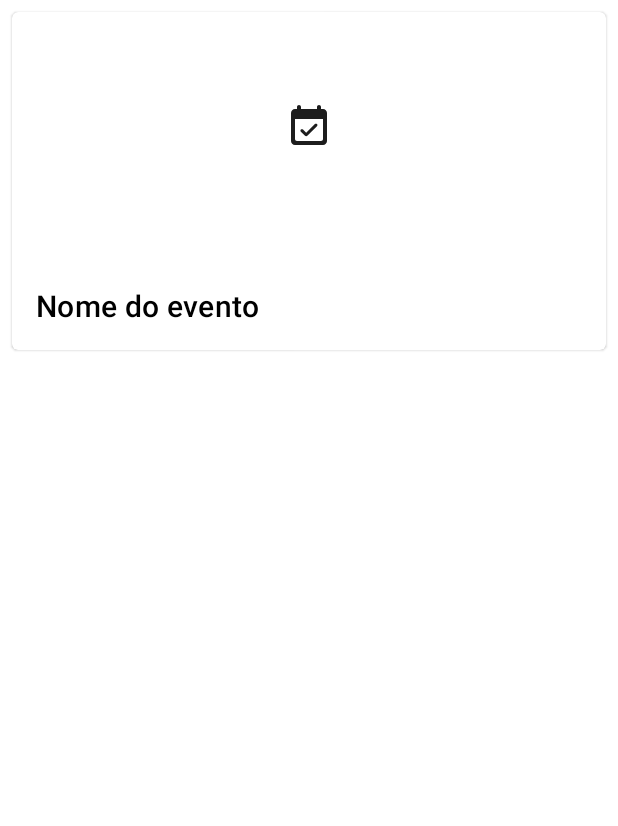
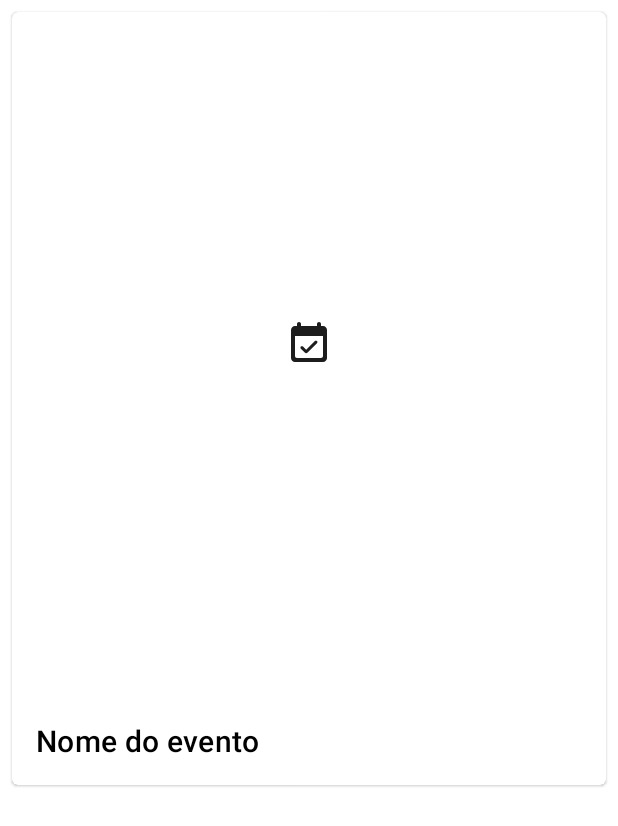
Before and after one commit to ysazaka/event-challenge, an Android app: the layout item_event_list.xml on its own in the app's theme, with its tools: preview values and no code run, on a phone screen of 412 x 824 dp. Shown: the top 826 px of the screen. Run offline under Robolectric (Android 15) with nearby library versions, the phone set to English and light mode, and no system bars.

Commit message:
Tratamento de métodos depreciados | Ajuste no tamanho da imagem da listagem de ventos | Removido dimens não mais utilizados | Melhoria no código

```diff
--- a/app/src/main/java/br/com/ysazaka/event_challenge/ui/activity/MainActivity.kt
+++ b/app/src/main/java/br/com/ysazaka/event_challenge/ui/activity/MainActivity.kt
@@ -32,8 +32,8 @@ class MainActivity : BaseActivity() {
     }
 
     private fun setupEventList(eventList: List<EventDto>) {
+        binding.rvEventList.adapter = EventListAdapter(eventList, this::onEventClicked)
         hideLoading()
-        binding.rvEventList.adapter = EventListAdapter(eventList, this::onEventClicked)
     }
 
     private fun onEventClicked(eventDto: EventDto) {
--- a/app/src/main/res/layout/item_event_list.xml
+++ b/app/src/main/res/layout/item_event_list.xml
@@ -15,9 +15,11 @@
         <ImageView
             android:id="@+id/ivEvent"
             android:layout_width="match_parent"
-            android:layout_height="@dimen/eventListImageHeight"
+            android:layout_height="wrap_content"
+            android:adjustViewBounds="true"
+            android:scaleType="centerInside"
             app:srcCompat="@drawable/ic_event"
-            android:scaleType="centerInside" />
+            />
 
         <LinearLayout
             android:layout_width="match_parent"
--- a/app/src/main/res/values/dimens.xml
+++ b/app/src/main/res/values/dimens.xml
@@ -1,16 +1,10 @@
 <?xml version="1.0" encoding="utf-8"?>
 <resources>
-
     <dimen name="eventListItemMargin">8dp</dimen>
     <dimen name="eventListItemMarginTop">16dp</dimen>
     <dimen name="eventListItemPadding">16dp</dimen>
 
-    <dimen name="eventListImageHeight">150dp</dimen>
-
     <dimen name="eventDetailStartEndMargin">16dp</dimen>
     <dimen name="eventDetailButtonMarginBottom">16dp</dimen>
     <dimen name="eventDetailButtonMinHeight">64dp</dimen>
-
-    <dimen name="eventDetailImageMinHeight">315dp</dimen>
-
 </resources>
```
Also changed, not shown: app/src/main/java/br/com/ysazaka/event_challenge/ui/activity/EventDetailActivity.kt (+11 -7 lines), app/src/main/java/br/com/ysazaka/event_challenge/ui/adapter/EventViewHolder.kt (+29 -1 lines).
